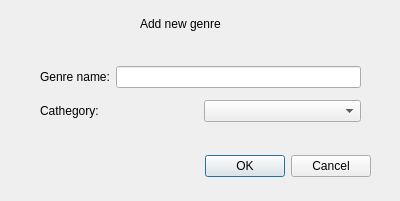
First picture: the form in books_add_genre.ui, repository mmchruscinski/Project-BooksCathalog_Cpp, before the edit.
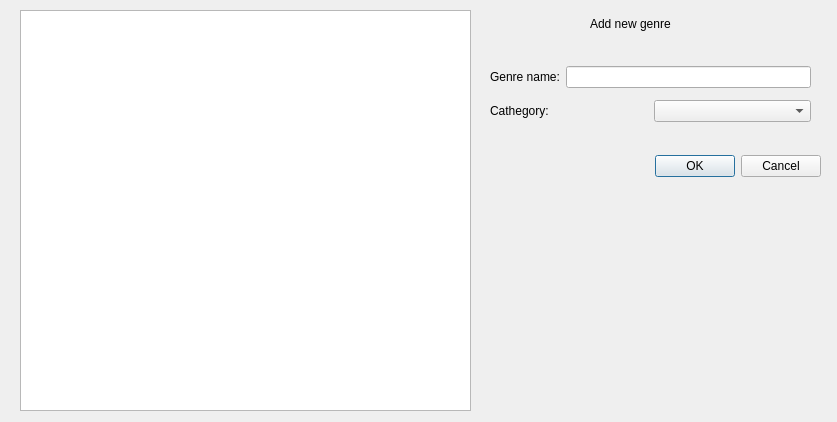
Second picture: the form after the edit.

```diff
--- a/books_add_genre.ui
+++ b/books_add_genre.ui
@@ -6,8 +6,8 @@
    <rect>
     <x>0</x>
     <y>0</y>
-    <width>400</width>
-    <height>201</height>
+    <width>837</width>
+    <height>422</height>
    </rect>
   </property>
   <property name="windowTitle">
@@ -16,7 +16,7 @@
   <widget class="QDialogButtonBox" name="buttonBox">
    <property name="geometry">
     <rect>
-     <x>30</x>
+     <x>480</x>
      <y>150</y>
      <width>341</width>
      <height>32</height>
@@ -32,7 +32,7 @@
   <widget class="QLabel" name="label_3">
    <property name="geometry">
     <rect>
-     <x>140</x>
+     <x>590</x>
      <y>10</y>
      <width>151</width>
      <height>28</height>
@@ -42,10 +42,10 @@
     <string>Add new genre</string>
    </property>
   </widget>
-  <widget class="QWidget" name="">
+  <widget class="QWidget" name="layoutWidget">
    <property name="geometry">
     <rect>
-     <x>40</x>
+     <x>490</x>
      <y>60</y>
      <width>321</width>
      <height>69</height>
@@ -82,6 +82,16 @@
     </item>
    </layout>
   </widget>
+  <widget class="QTableView" name="tableView">
+   <property name="geometry">
+    <rect>
+     <x>20</x>
+     <y>10</y>
+     <width>451</width>
+     <height>401</height>
+    </rect>
+   </property>
+  </widget>
  </widget>
  <resources/>
  <connections>
```
